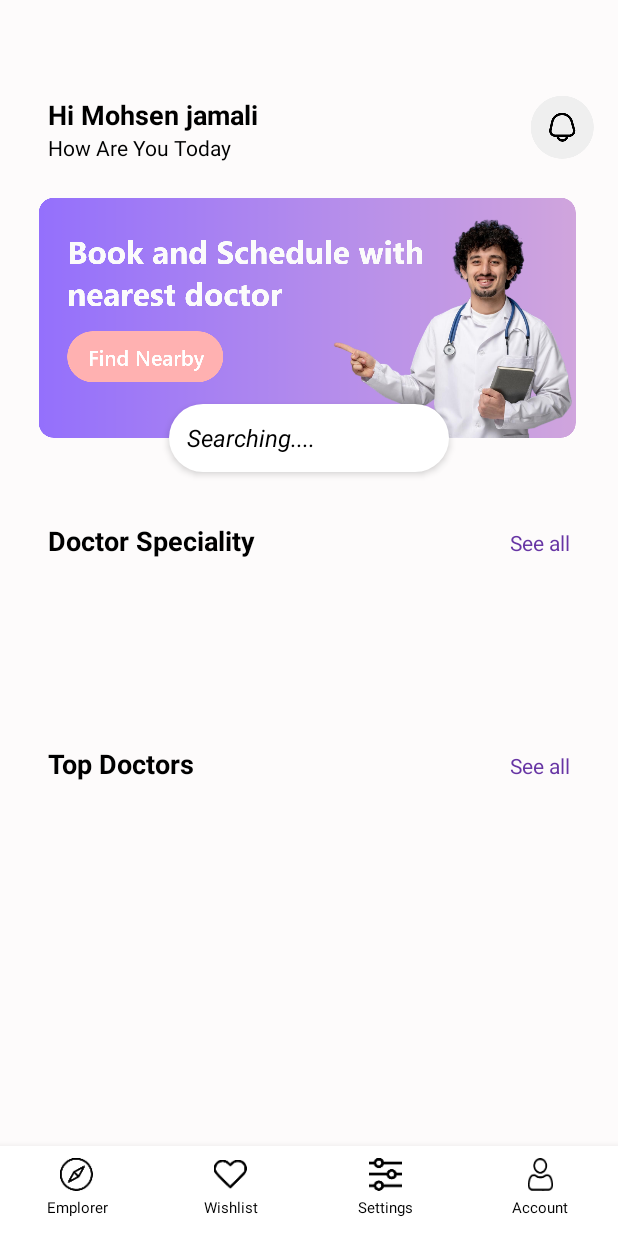
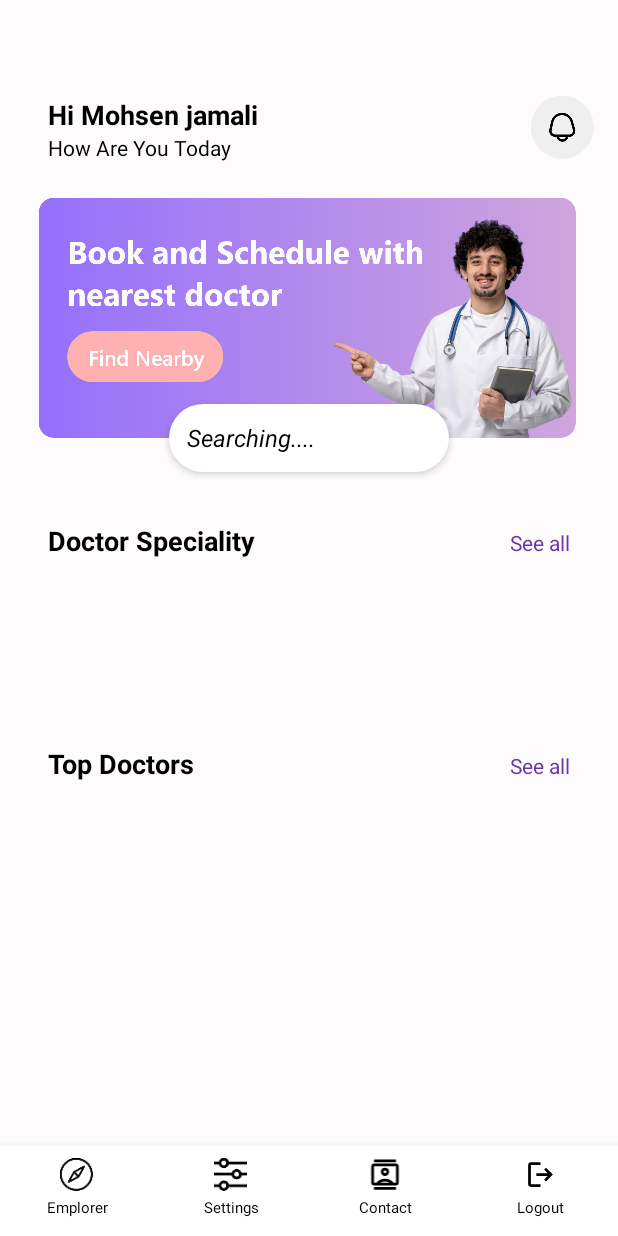
Before and after one commit to ishiniamanda/DocSchedule-App, an Android app built with Jetpack Compose: the MainActivity screen opened directly, with no data from a screen before it, on a phone screen of 412 x 824 dp. Run offline under Robolectric (Android 15) with nearby library versions, the phone set to English and light mode, and no system bars; our stand-ins replace Firebase (no records; nobody signed in at launch, a user with empty details on screens opened directly).

Commit message:
finalized the logout and contact page with API

```diff
--- a/app/build.gradle.kts
+++ b/app/build.gradle.kts
@@ -85,6 +85,8 @@ dependencies {
     implementation("com.github.bumptech.glide:glide:4.16.0")
     kapt("com.github.bumptech.glide:compiler:4.16.0")
 
+    implementation("com.google.android.gms:play-services-maps:18.2.0")
+
 
 
 }
--- a/app/src/main/java/com/nibm/docschedule/LoginActivity.kt
+++ b/app/src/main/java/com/nibm/docschedule/ui/auth/LoginActivity.kt
@@ -1,10 +1,11 @@
-package com.nibm.docschedule
+package com.nibm.docschedule.ui.auth
 
 import android.content.Intent
 import android.os.Bundle
 import android.widget.Toast
 import androidx.appcompat.app.AppCompatActivity
 import com.google.firebase.auth.FirebaseAuth
+import com.nibm.docschedule.ui.auth.SignupActivity
 import com.nibm.docschedule.databinding.ActivityLoginBinding
 import com.nibm.docschedule.ui.intro.IntroActivity
 
--- a/app/src/main/java/com/nibm/docschedule/SignupActivity.kt
+++ b/app/src/main/java/com/nibm/docschedule/ui/auth/SignupActivity.kt
@@ -1,4 +1,4 @@
-package com.nibm.docschedule
+package com.nibm.docschedule.ui.auth
 
 import android.content.Intent
 import android.os.Bundle
--- a/app/src/main/java/com/nibm/docschedule/ui/main/MainActivity.kt
+++ b/app/src/main/java/com/nibm/docschedule/ui/main/MainActivity.kt
@@ -11,6 +11,12 @@ import com.nibm.docschedule.ui.adapter.CategoryAdapter
 import com.nibm.docschedule.ui.adapter.TopDoctorAdapter
 import com.nibm.docschedule.ui.main.viewmodel.MainViewModel
 import com.nibm.docschedule.databinding.ActivityMainBinding
+import android.app.AlertDialog
+import com.google.firebase.auth.FirebaseAuth
+import com.nibm.docschedule.ui.auth.SignupActivity
+import com.nibm.docschedule.ui.contact.ContactActivity
+
+
 
 class MainActivity : BaseActivity() {
     private lateinit var binding: ActivityMainBinding
@@ -23,6 +29,9 @@ class MainActivity : BaseActivity() {
 
         initCategory()
         initTopDoctors()
+        setupLogout()
+        setupContact()
+
     }
 
     private fun initTopDoctors() {
@@ -53,4 +62,39 @@ class MainActivity : BaseActivity() {
         })
         viewModel.loadCategory()
     }
+
+    private fun setupLogout() {
+        binding.ivLogout.setOnClickListener {
+
+            AlertDialog.Builder(this)
+                .setTitle("Logout")
+                .setMessage("Are you sure you want to logout?")
+                .setPositiveButton("Yes") { _, _ ->
+
+                    FirebaseAuth.getInstance().signOut()
+
+                    val intent = Intent(this, SignupActivity::class.java)
+                    intent.flags =
+                        Intent.FLAG_ACTIVITY_NEW_TASK or Intent.FLAG_ACTIVITY_CLEAR_TASK
+                    startActivity(intent)
+                    finish()
+                }
+                .setNegativeButton("No") { dialog, _ ->
+                    dialog.dismiss()
+                }
+                .show()
+        }
+    }
+
+    private fun setupContact() {
+        binding.ivContact.setOnClickListener {
+            startActivity(Intent(this, ContactActivity::class.java))
+        }
+    }
+
+
+
+
+
+
 }
--- /dev/null
+++ b/app/src/main/res/drawable/ic_baseline_contacts_24.xml
@@ -0,0 +1,9 @@
+<vector xmlns:android="http://schemas.android.com/apk/res/android"
+    android:width="24dp"
+    android:height="24dp"
+    android:viewportWidth="960"
+    android:viewportHeight="960">
+  <path
+      android:pathData="M160,920v-80h640v80L160,920ZM160,120v-80h640v80L160,120ZM480,520q50,0 85,-35t35,-85q0,-50 -35,-85t-85,-35q-50,0 -85,35t-35,85q0,50 35,85t85,35ZM160,800q-33,0 -56.5,-23.5T80,720v-480q0,-33 23.5,-56.5T160,160h640q33,0 56.5,23.5T880,240v480q0,33 -23.5,56.5T800,800L160,800ZM230,720q45,-56 109,-88t141,-32q77,0 141,32t109,88h70v-480L160,240v480h70ZM348,720h264q-29,-20 -62.5,-30T480,680q-36,0 -69.5,10T348,720ZM480,440q-17,0 -28.5,-11.5T440,400q0,-17 11.5,-28.5T480,360q17,0 28.5,11.5T520,400q0,17 -11.5,28.5T480,440ZM480,480Z"
+      android:fillColor="#000000"/>
+</vector>
--- /dev/null
+++ b/app/src/main/res/drawable/ic_baseline_logout_24.xml
@@ -0,0 +1,9 @@
+<vector xmlns:android="http://schemas.android.com/apk/res/android"
+    android:width="24dp"
+    android:height="24dp"
+    android:viewportWidth="960"
+    android:viewportHeight="960">
+  <path
+      android:pathData="M200,840q-33,0 -56.5,-23.5T120,760v-560q0,-33 23.5,-56.5T200,120h280v80L200,200v560h280v80L200,840ZM640,680 L585,622 687,520L360,520v-80h327L585,338l55,-58 200,200 -200,200Z"
+      android:fillColor="#000000"/>
+</vector>
--- a/app/src/main/res/layout/activity_main.xml
+++ b/app/src/main/res/layout/activity_main.xml
@@ -264,31 +264,7 @@
                         android:textSize="10sp" />
                 </LinearLayout>
 
-                <!-- Button 2 -->
-                <LinearLayout
-                    android:layout_width="0dp"
-                    android:layout_height="match_parent"
-                    android:layout_weight="0.25"
-                    android:background="@color/white"
-                    android:orientation="vertical">
 
-                    <ImageView
-                        android:layout_width="22dp"
-                        android:layout_height="22dp"
-                        android:layout_gravity="center"
-                        android:layout_marginTop="8dp"
-                        app:srcCompat="@drawable/btn_2"
-                        app:tint="@color/black" />
-
-                    <TextView
-                        android:layout_width="match_parent"
-                        android:layout_height="wrap_content"
-                        android:layout_marginTop="4dp"
-                        android:text="Wishlist"
-                        android:textAlignment="center"
-                        android:textColor="@color/black"
-                        android:textSize="10sp" />
-                </LinearLayout>
 
                 <!-- Button 3 -->
                 <LinearLayout
@@ -316,8 +292,9 @@
                         android:textSize="10sp" />
                 </LinearLayout>
 
-                <!-- Button 4 -->
+                <!-- Button 2 -->
                 <LinearLayout
+                    android:id="@+id/layoutContact"
                     android:layout_width="0dp"
                     android:layout_height="match_parent"
                     android:layout_weight="0.25"
@@ -325,18 +302,51 @@
                     android:orientation="vertical">
 
                     <ImageView
-                        android:layout_width="22dp"
+                        android:id="@+id/ivContact"
+                        android:layout_width="wrap_content"
                         android:layout_height="22dp"
                         android:layout_gravity="center"
                         android:layout_marginTop="8dp"
-                        app:srcCompat="@drawable/btn_4"
+                        android:clickable="true"
+                        android:focusable="true"
+                        app:srcCompat="@drawable/ic_baseline_contacts_24"
                         app:tint="@color/black" />
 
                     <TextView
                         android:layout_width="match_parent"
                         android:layout_height="wrap_content"
                         android:layout_marginTop="4dp"
-                        android:text="Account"
+                        android:text="Contact"
+                        android:textAlignment="center"
+                        android:textColor="@color/black"
+                        android:textSize="10sp" />
+                </LinearLayout>
+
+                <!-- Button 4 -->
+                <LinearLayout
+                    android:id="@+id/layoutLogout"
+                    android:layout_width="0dp"
+                    android:layout_height="match_parent"
+                    android:layout_weight="0.25"
+                    android:background="@color/white"
+                    android:orientation="vertical">
+
+                    <ImageView
+                        android:id="@+id/ivLogout"
+                        android:layout_width="22dp"
+                        android:layout_height="22dp"
+                        android:layout_gravity="center"
+                        android:layout_marginTop="8dp"
+                        android:clickable="true"
+                        android:focusable="true"
+                        app:srcCompat="@drawable/ic_baseline_logout_24"
+                        app:tint="@color/black" />
+
+                    <TextView
+                        android:layout_width="match_parent"
+                        android:layout_height="wrap_content"
+                        android:layout_marginTop="4dp"
+                        android:text="Logout"
                         android:textAlignment="center"
                         android:textColor="@color/black"
                         android:textSize="10sp" />
```
Also changed, not shown: app/src/main/AndroidManifest.xml (+14 -11 lines), app/src/main/java/com/nibm/docschedule/ui/contact/ContactActivity.kt (added, +31 -0 lines), app/src/main/res/layout/activity_contact.xml (added, +142 -0 lines), app/src/main/res/layout/activity_signup.xml (+46 -14 lines).
